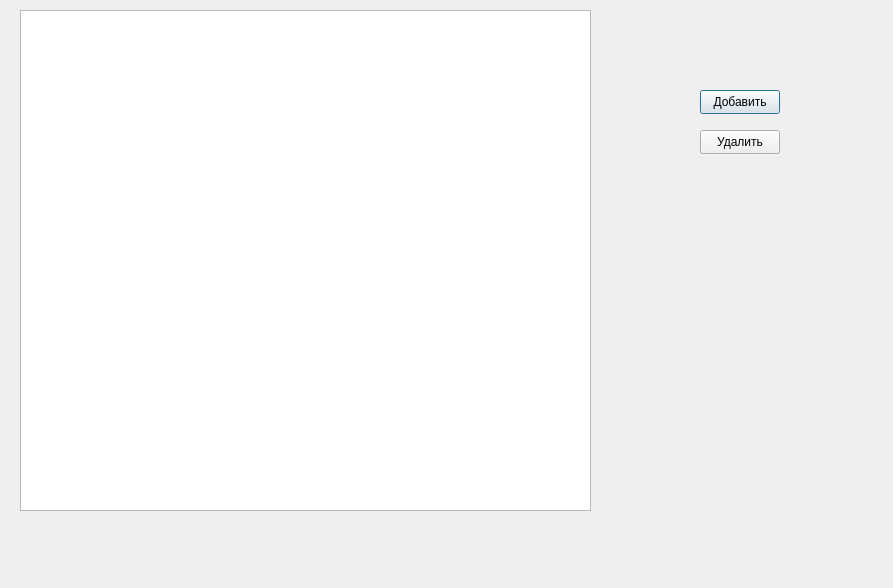
Before: the Qt Designer form businesslist.ui in Zizerok/VKR, drawn with Qt 5.
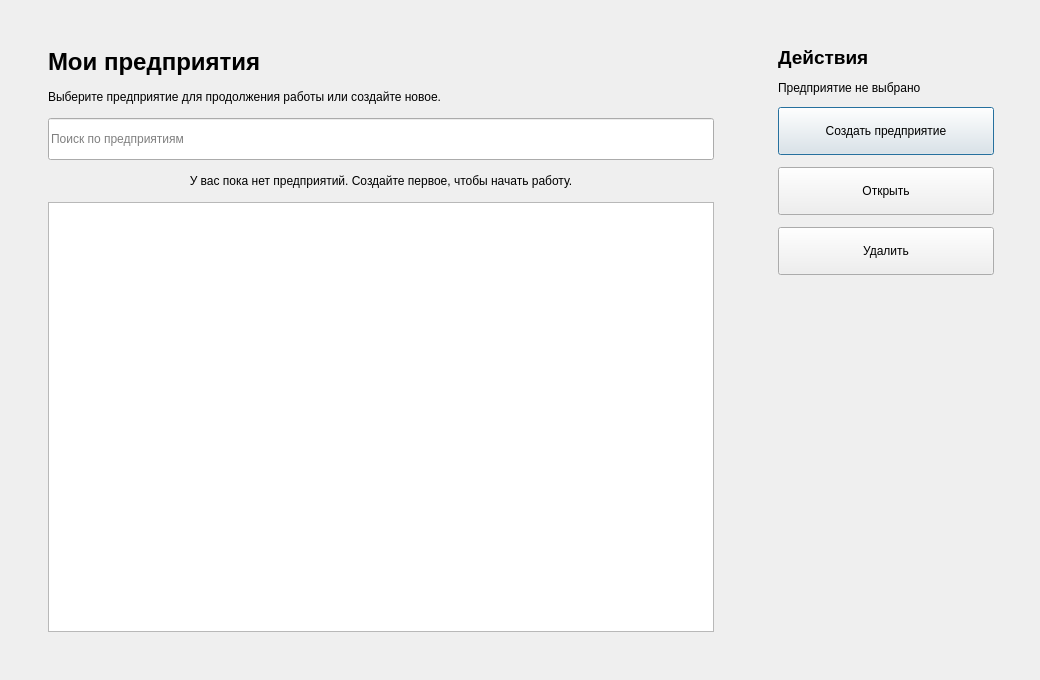
After: the same form once the commit is applied.

Commit message: Страница со списком безнесов дизайн

```diff
--- a/businesslist.ui
+++ b/businesslist.ui
@@ -6,49 +6,236 @@
    <rect>
     <x>0</x>
     <y>0</y>
-    <width>893</width>
-    <height>588</height>
+    <width>1040</width>
+    <height>680</height>
    </rect>
   </property>
   <property name="windowTitle">
    <string>Dialog</string>
   </property>
-  <widget class="QListWidget" name="listWidget_business">
-   <property name="geometry">
-    <rect>
-     <x>20</x>
-     <y>10</y>
-     <width>571</width>
-     <height>501</height>
-    </rect>
+  <property name="minimumSize">
+   <size>
+    <width>1040</width>
+    <height>680</height>
+   </size>
+  </property>
+  <layout class="QHBoxLayout" name="horizontalLayout">
+   <property name="leftMargin">
+    <number>24</number>
    </property>
-  </widget>
-  <widget class="QPushButton" name="pushButton_add">
-   <property name="geometry">
-    <rect>
-     <x>700</x>
-     <y>90</y>
-     <width>80</width>
-     <height>24</height>
-    </rect>
+   <property name="topMargin">
+    <number>24</number>
    </property>
-   <property name="text">
-    <string>Добавить</string>
+   <property name="rightMargin">
+    <number>24</number>
    </property>
-  </widget>
-  <widget class="QPushButton" name="pushButton_delete">
-   <property name="geometry">
-    <rect>
-     <x>700</x>
-     <y>130</y>
-     <width>80</width>
-     <height>24</height>
-    </rect>
+   <property name="bottomMargin">
+    <number>24</number>
    </property>
-   <property name="text">
-    <string>Удалить</string>
+   <property name="spacing">
+    <number>18</number>
    </property>
-  </widget>
+   <item>
+    <widget class="QFrame" name="frameMainCard">
+     <property name="frameShape">
+      <enum>QFrame::NoFrame</enum>
+     </property>
+     <layout class="QVBoxLayout" name="mainCardLayout">
+      <property name="leftMargin">
+       <number>24</number>
+      </property>
+      <property name="topMargin">
+       <number>24</number>
+      </property>
+      <property name="rightMargin">
+       <number>24</number>
+      </property>
+      <property name="bottomMargin">
+       <number>24</number>
+      </property>
+      <property name="spacing">
+       <number>14</number>
+      </property>
+      <item>
+       <widget class="QLabel" name="labelTitle">
+        <property name="font">
+         <font>
+          <pointsize>18</pointsize>
+          <bold>true</bold>
+         </font>
+        </property>
+        <property name="text">
+         <string>Мои предприятия</string>
+        </property>
+       </widget>
+      </item>
+      <item>
+       <widget class="QLabel" name="labelSubtitle">
+        <property name="text">
+         <string>Выберите предприятие для продолжения работы или создайте новое.</string>
+        </property>
+        <property name="wordWrap">
+         <bool>true</bool>
+        </property>
+       </widget>
+      </item>
+      <item>
+       <widget class="QLineEdit" name="lineEdit_search">
+        <property name="minimumSize">
+         <size>
+          <width>0</width>
+          <height>42</height>
+         </size>
+        </property>
+        <property name="placeholderText">
+         <string>Поиск по предприятиям</string>
+        </property>
+       </widget>
+      </item>
+      <item>
+       <widget class="QLabel" name="labelEmptyState">
+        <property name="text">
+         <string>У вас пока нет предприятий. Создайте первое, чтобы начать работу.</string>
+        </property>
+        <property name="wordWrap">
+         <bool>true</bool>
+        </property>
+        <property name="alignment">
+         <set>Qt::AlignCenter</set>
+        </property>
+       </widget>
+      </item>
+      <item>
+       <widget class="QListWidget" name="listWidget_business">
+        <property name="alternatingRowColors">
+         <bool>false</bool>
+        </property>
+        <property name="spacing">
+         <number>10</number>
+        </property>
+        <property name="selectionMode">
+         <enum>QAbstractItemView::SingleSelection</enum>
+        </property>
+        <property name="verticalScrollMode">
+         <enum>QAbstractItemView::ScrollPerPixel</enum>
+        </property>
+       </widget>
+      </item>
+     </layout>
+    </widget>
+   </item>
+   <item>
+    <widget class="QFrame" name="frameActionsCard">
+     <property name="minimumSize">
+      <size>
+       <width>260</width>
+       <height>0</height>
+      </size>
+     </property>
+     <property name="maximumSize">
+      <size>
+       <width>260</width>
+       <height>16777215</height>
+      </size>
+     </property>
+     <property name="frameShape">
+      <enum>QFrame::NoFrame</enum>
+     </property>
+     <layout class="QVBoxLayout" name="actionsLayout">
+      <property name="leftMargin">
+       <number>22</number>
+      </property>
+      <property name="topMargin">
+       <number>22</number>
+      </property>
+      <property name="rightMargin">
+       <number>22</number>
+      </property>
+      <property name="bottomMargin">
+       <number>22</number>
+      </property>
+      <property name="spacing">
+       <number>12</number>
+      </property>
+      <item>
+       <widget class="QLabel" name="labelActionsTitle">
+        <property name="font">
+         <font>
+          <pointsize>14</pointsize>
+          <bold>true</bold>
+         </font>
+        </property>
+        <property name="text">
+         <string>Действия</string>
+        </property>
+       </widget>
+      </item>
+      <item>
+       <widget class="QLabel" name="labelSelectedBusiness">
+        <property name="text">
+         <string>Предприятие не выбрано</string>
+        </property>
+        <property name="wordWrap">
+         <bool>true</bool>
+        </property>
+       </widget>
+      </item>
+      <item>
+       <widget class="QPushButton" name="pushButton_add">
+        <property name="minimumSize">
+         <size>
+          <width>0</width>
+          <height>48</height>
+         </size>
+        </property>
+        <property name="text">
+         <string>Создать предприятие</string>
+        </property>
+       </widget>
+      </item>
+      <item>
+       <widget class="QPushButton" name="pushButton_open">
+        <property name="minimumSize">
+         <size>
+          <width>0</width>
+          <height>48</height>
+         </size>
+        </property>
+        <property name="text">
+         <string>Открыть</string>
+        </property>
+       </widget>
+      </item>
+      <item>
+       <widget class="QPushButton" name="pushButton_delete">
+        <property name="minimumSize">
+         <size>
+          <width>0</width>
+          <height>48</height>
+         </size>
+        </property>
+        <property name="text">
+         <string>Удалить</string>
+        </property>
+       </widget>
+      </item>
+      <item>
+       <spacer name="verticalSpacer">
+        <property name="orientation">
+         <enum>Qt::Vertical</enum>
+        </property>
+        <property name="sizeHint" stdset="0">
+         <size>
+          <width>20</width>
+          <height>40</height>
+         </size>
+        </property>
+       </spacer>
+      </item>
+     </layout>
+    </widget>
+   </item>
+  </layout>
  </widget>
  <resources/>
  <connections/>
```
Left out of the diff: 2 changed lines with no effect on the pictures. The commit also changes 7 other files.
